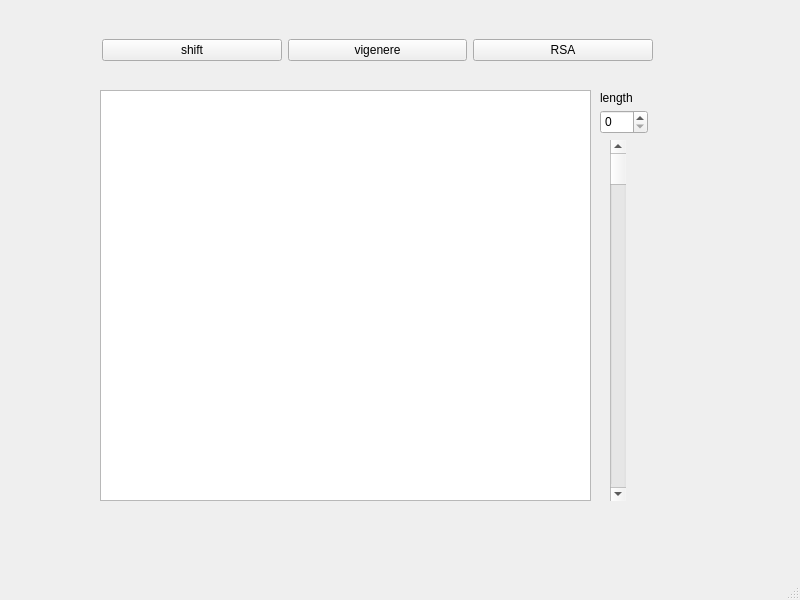
Qt form windowapp.ui (Neb5384/crypto) before a commit.
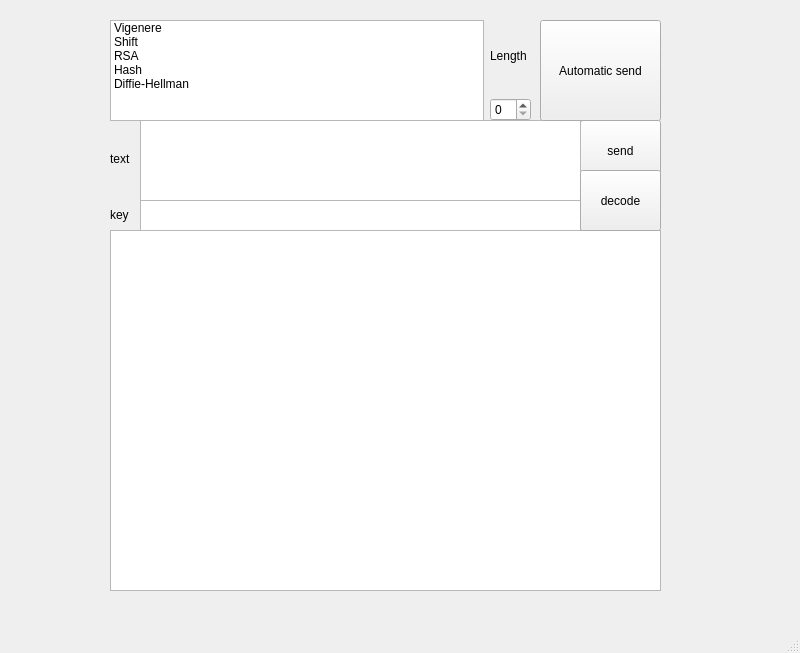
The same form after that commit.

What changed in the file:
```diff
--- a/windowapp.ui
+++ b/windowapp.ui
@@ -1,96 +1,167 @@
 <?xml version="1.0" encoding="UTF-8"?>
 <ui version="4.0">
- <class>MainWindow</class>
- <widget class="QMainWindow" name="MainWindow">
+ <class>Cryptography</class>
+ <widget class="QMainWindow" name="Cryptography">
   <property name="geometry">
    <rect>
     <x>0</x>
     <y>0</y>
     <width>800</width>
-    <height>600</height>
+    <height>653</height>
    </rect>
   </property>
   <property name="windowTitle">
    <string>MainWindow</string>
   </property>
   <widget class="QWidget" name="centralwidget">
-   <widget class="QWidget" name="horizontalLayoutWidget">
+   <widget class="QTextBrowser" name="textBrowser">
     <property name="geometry">
      <rect>
-      <x>102</x>
-      <y>10</y>
+      <x>110</x>
+      <y>230</y>
       <width>551</width>
-      <height>80</height>
+      <height>361</height>
+     </rect>
+    </property>
+   </widget>
+   <widget class="QWidget" name="horizontalLayoutWidget">
+    <property name="geometry">
+     <rect>
+      <x>110</x>
+      <y>20</y>
+      <width>421</width>
+      <height>101</height>
      </rect>
     </property>
     <layout class="QHBoxLayout" name="horizontalLayout">
      <item>
-      <widget class="QPushButton" name="pushButton_1">
-       <property name="text">
-        <string>shift</string>
-       </property>
+      <widget class="QListWidget" name="listWidget">
+       <item>
+        <property name="text">
+         <string>Vigenere</string>
+        </property>
+       </item>
+       <item>
+        <property name="text">
+         <string>Shift</string>
+        </property>
+       </item>
+       <item>
+        <property name="text">
+         <string>RSA</string>
+        </property>
+       </item>
+       <item>
+        <property name="text">
+         <string>Hash</string>
+        </property>
+       </item>
+       <item>
+        <property name="text">
+         <string>Diffie-Hellman</string>
+        </property>
+       </item>
       </widget>
      </item>
      <item>
-      <widget class="QPushButton" name="pushButton_2">
-       <property name="text">
-        <string>vigenere</string>
-       </property>
-      </widget>
-     </item>
-     <item>
-      <widget class="QPushButton" name="pushButton_3">
-       <property name="text">
-        <string>RSA</string>
-       </property>
-      </widget>
+      <layout class="QVBoxLayout" name="verticalLayout">
+       <item>
+        <widget class="QLabel" name="label">
+         <property name="text">
+          <string>Length</string>
+         </property>
+        </widget>
+       </item>
+       <item>
+        <widget class="QSpinBox" name="spinBox"/>
+       </item>
+      </layout>
      </item>
     </layout>
    </widget>
-   <widget class="QSpinBox" name="spinBox">
+   <widget class="QPushButton" name="pushButton">
     <property name="geometry">
      <rect>
-      <x>600</x>
-      <y>110</y>
-      <width>48</width>
-      <height>24</height>
+      <x>580</x>
+      <y>120</y>
+      <width>81</width>
+      <height>61</height>
      </rect>
     </property>
+    <property name="text">
+     <string>send</string>
+    </property>
    </widget>
-   <widget class="QLabel" name="label">
+   <widget class="QLabel" name="label_3">
     <property name="geometry">
      <rect>
-      <x>600</x>
-      <y>90</y>
-      <width>41</width>
-      <height>16</height>
+      <x>110</x>
+      <y>120</y>
+      <width>24</width>
+      <height>78</height>
      </rect>
     </property>
     <property name="text">
-     <string>length</string>
+     <string>text</string>
     </property>
    </widget>
-   <widget class="QTextBrowser" name="textBrowser">
+   <widget class="QLabel" name="label_4">
     <property name="geometry">
      <rect>
-      <x>100</x>
-      <y>90</y>
-      <width>491</width>
-      <height>411</height>
+      <x>110</x>
+      <y>200</y>
+      <width>25</width>
+      <height>29</height>
      </rect>
     </property>
+    <property name="text">
+     <string>key </string>
+    </property>
    </widget>
-   <widget class="QScrollBar" name="verticalScrollBar">
+   <widget class="QPlainTextEdit" name="plainTextEdit_2">
     <property name="geometry">
      <rect>
-      <x>610</x>
-      <y>140</y>
-      <width>16</width>
-      <height>361</height>
+      <x>140</x>
+      <y>200</y>
+      <width>441</width>
+      <height>31</height>
      </rect>
     </property>
-    <property name="orientation">
-     <enum>Qt::Vertical</enum>
+   </widget>
+   <widget class="QPlainTextEdit" name="plainTextEdit">
+    <property name="geometry">
+     <rect>
+      <x>140</x>
+      <y>120</y>
+      <width>441</width>
+      <height>81</height>
+     </rect>
+    </property>
+   </widget>
+   <widget class="QPushButton" name="pushButton_2">
+    <property name="geometry">
+     <rect>
+      <x>540</x>
+      <y>20</y>
+      <width>121</width>
+      <height>101</height>
+     </rect>
+    </property>
+    <property name="text">
+     <string>Automatic send</string>
+    </property>
+   </widget>
+   <widget class="QPushButton" name="pushButton_3">
+    <property name="geometry">
+     <rect>
+      <x>580</x>
+      <y>170</y>
+      <width>81</width>
+      <height>61</height>
+     </rect>
+    </property>
+    <property name="text">
+     <string>decode</string>
     </property>
    </widget>
   </widget>
```
